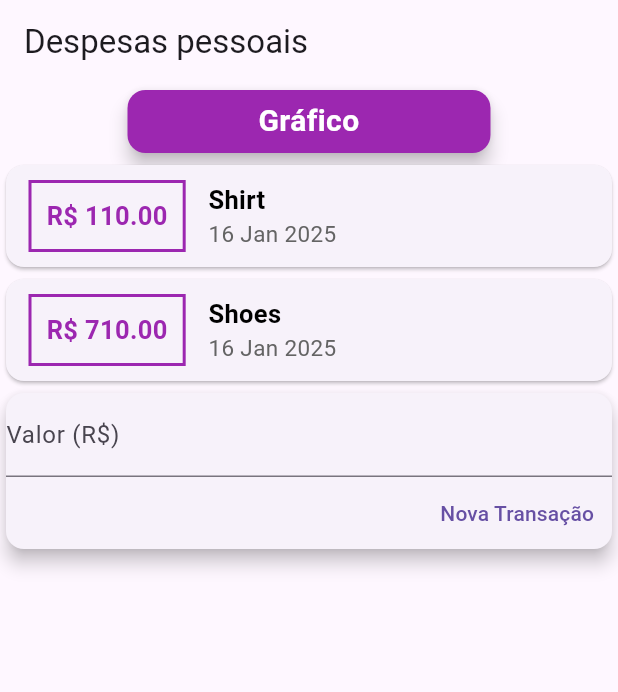
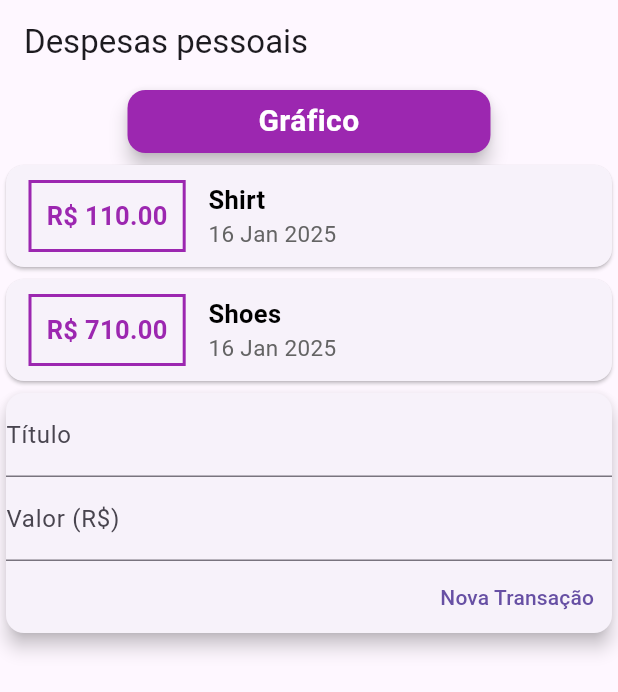
Before and after one commit to JoseLucasapp/expenses-app, a Flutter app: the screen it shows after launch, after a tap on "Nova Transação", on a phone screen of 412 x 824 dp. Shown: the top 692 px of the screen. Run offline on Flutter 3.47's test engine with Material 3 defaults, Android fonts, the phone set to English and light mode, and no system bars.

Commit message:
fix: data input

```diff
--- a/lib/main.dart
+++ b/lib/main.dart
@@ -12,6 +12,9 @@ class ExpensesApp extends StatelessWidget {
 }
 
 class MyHomePage extends StatelessWidget {
+  final titleController = TextEditingController();
+  final valueController = TextEditingController();
+
   final _transactions = [
     Transaction(
       id: '1',
@@ -102,6 +105,13 @@ class MyHomePage extends StatelessWidget {
               Column(
                 children: [
                   TextField(
+                    controller: titleController,
+                    decoration: InputDecoration(
+                      labelText: 'Título',
+                    ),
+                  ),
+                  TextField(
+                    controller: valueController,
                     decoration: InputDecoration(
                       labelText: 'Valor (R\$)',
                     ),
@@ -110,7 +120,11 @@ class MyHomePage extends StatelessWidget {
                     mainAxisAlignment: MainAxisAlignment.end,
                     children: [
                       TextButton(
-                          onPressed: () {}, child: Text('Nova Transação')),
+                          onPressed: () {
+                            print(titleController.text);
+                            print(valueController.text);
+                          },
+                          child: Text('Nova Transação')),
                     ],
                   )
                 ],
```
